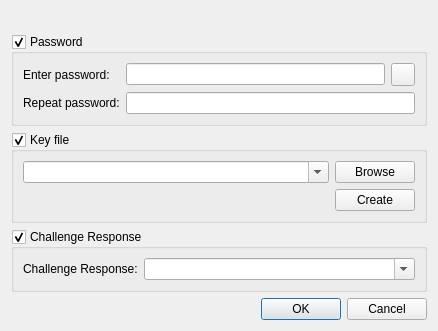
First picture: the form in src/gui/ChangeMasterKeyWidget.ui, repository kylemanna/keepassx, before the edit.
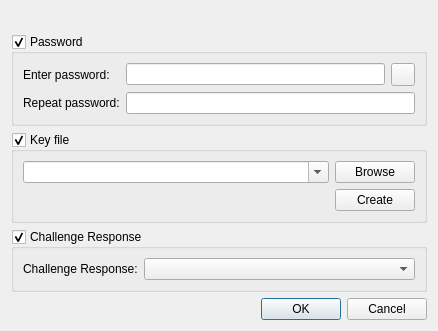
Second picture: the form after the edit. Custom widgets are drawn as their Qt base class.

Commit message: WIP: Statically add items for ChangeMasterKeyWidget

What changed in the file:
```diff
--- a/src/gui/ChangeMasterKeyWidget.ui
+++ b/src/gui/ChangeMasterKeyWidget.ui
@@ -140,9 +140,6 @@
           <verstretch>0</verstretch>
          </sizepolicy>
         </property>
-        <property name="editable">
-         <bool>true</bool>
-        </property>
        </widget>
       </item>
       <item row="0" column="0">
```
The commit also changes 1 other file.
